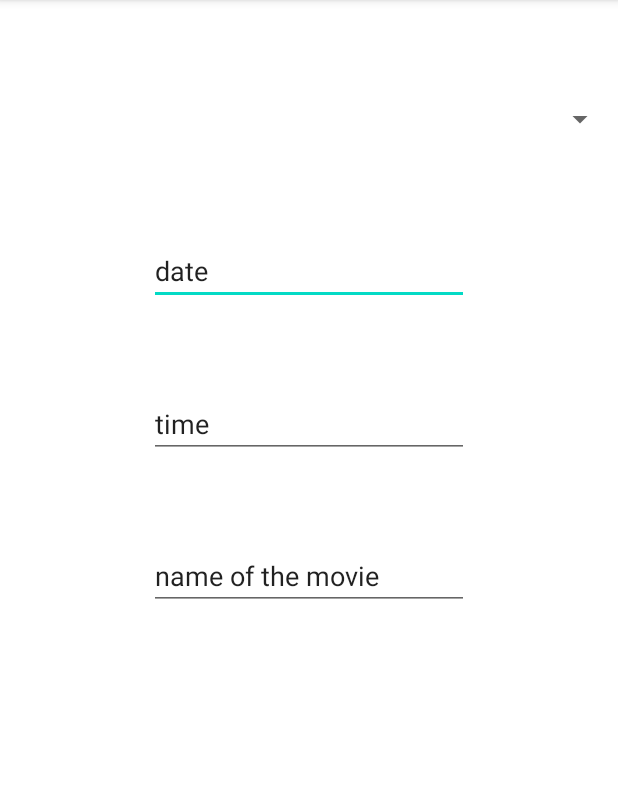
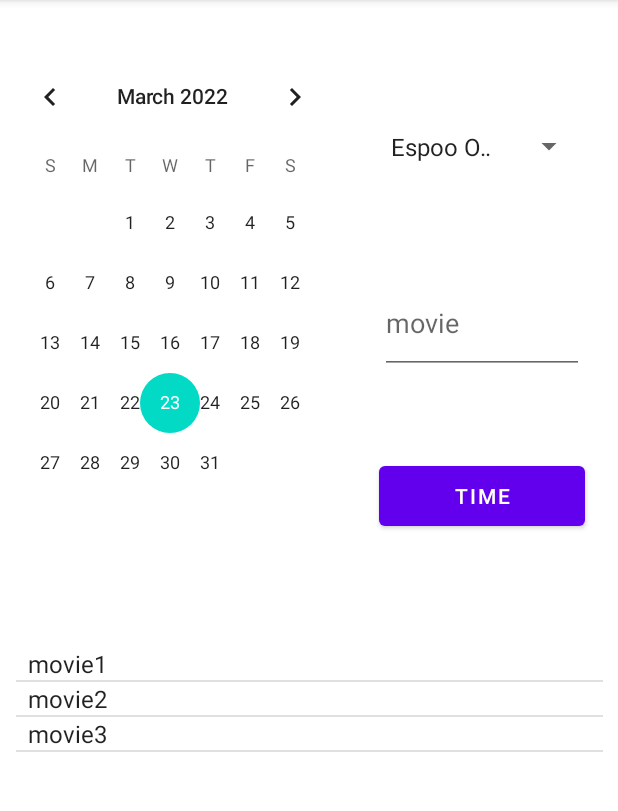
Before and after one commit to eevakoivu/android_vk9_2, an Android app: the screen it shows after launch (MainActivity), on a phone screen of 412 x 824 dp, the part 84-895 px from its top. Run offline under Robolectric (Android 15) with nearby library versions, the phone set to English and light mode, and no system bars.

Commit message:
Initial commit

```diff
--- a/app/src/main/java/com/example/vk9_2/MainActivity.java
+++ b/app/src/main/java/com/example/vk9_2/MainActivity.java
@@ -1,79 +1,148 @@
 package com.example.vk9_2;
 
+import androidx.annotation.NonNull;
 import androidx.appcompat.app.AppCompatActivity;
 
+import android.app.TimePickerDialog;
 import android.content.Context;
 import android.os.Bundle;
 import android.os.StrictMode;
+import android.text.Editable;
+import android.text.TextWatcher;
 import android.view.View;
 import android.widget.AdapterView;
 import android.widget.ArrayAdapter;
+import android.widget.Button;
+import android.widget.CalendarView;
+import android.widget.EditText;
+import android.widget.ListView;
 import android.widget.Spinner;
+import android.widget.TimePicker;
 
 import org.w3c.dom.Document;
 import org.xml.sax.SAXException;
 
 import java.io.IOException;
 import java.util.ArrayList;
+import java.util.Locale;
 
 import javax.xml.parsers.DocumentBuilder;
 import javax.xml.parsers.DocumentBuilderFactory;
 import javax.xml.parsers.ParserConfigurationException;
 
-public class MainActivity extends AppCompatActivity implements AdapterView.OnItemSelectedListener {
+public class MainActivity extends AppCompatActivity{
+    Spinner spinner = null;
+    Button timebutton = null;
+    CalendarView calendarView = null;
+    EditText editText = null;
+    ListView listView = null;
+    int hour, minute;
+    int year, month, day;
+    String[] theaterlist = {"Espoo Omena", "Espoo Sello", "Helsinki Itis", "Helsinki Kinopalatsi",
+            "Helsinki Maxim", "Helsinki Tennispalatsi", "Vantaa Flamingo", "Jyväskylä Fantasia", "Kuopio Scala",
+            "Lahti Kuvapalatsi", "Lappeenranta Strand", "Oulu Plaza", "Pori Promenadi", "Tampere Cine Atlas",
+            "Tampere Plevna", "Turku Kinopalatsi"};
+    String[] movies = {"movie1", "movie2", "movie3"};
 
-    Spinner theaters = null;
-    Context context = null;
+    ArrayAdapter<String> adapter2 = null;
 
     @Override
     protected void onCreate(Bundle savedInstanceState) {
         super.onCreate(savedInstanceState);
         setContentView(R.layout.activity_main);
-        context = MainActivity.this;
-        theaters = (Spinner) findViewById(R.id.theaters);
+        spinner = (Spinner) findViewById(R.id.spinner);
+        timebutton = (Button) findViewById(R.id.timebutton);
+        calendarView = (CalendarView) findViewById(R.id.calendarView);
+        editText = (EditText) findViewById(R.id.editText);
+        listView = (ListView) findViewById(R.id.listView);
 
-        StrictMode.ThreadPolicy policy = new StrictMode.ThreadPolicy.Builder().permitAll().build();
-        StrictMode.setThreadPolicy(policy);
+        spinner();
+        calendarView();
+        listView();
+        editText();
+        readXML();
 
-        readXML();
-        /*theaters.setOnItemSelectedListener(this);
 
-        ArrayAdapter adapter = new ArrayAdapter(this, android.R.layout.simple_spinner_item, theaterlist); //LISÄÄ TEATTERILISTA!
+    }
+
+    public void spinner(){
+        spinner.setOnItemSelectedListener(new AdapterView.OnItemSelectedListener() {
+            @Override
+            public void onItemSelected(AdapterView<?> adapterView, View view, int i, long l) {
+
+            }
+
+            @Override
+            public void onNothingSelected(AdapterView<?> adapterView) {
+
+            }
+        });
+
+        ArrayAdapter<String> adapter = new ArrayAdapter<String>(this, android.R.layout.simple_spinner_item, theaterlist);
 
         adapter.setDropDownViewResource(android.R.layout.simple_spinner_dropdown_item);
 
-        theaters.setAdapter(adapter); */
+        spinner.setAdapter(adapter);
+
 
     }
 
-    @Override
-    public void onItemSelected(AdapterView<?> adapterView, View view, int i, long l) {
-
+    //datepicker??
+    public void calendarView(){
+        calendarView.setOnDateChangeListener(new CalendarView.OnDateChangeListener() {
+            @Override
+            public void onSelectedDayChange(@NonNull CalendarView calendarView, int i, int i1, int i2) {
+                year=i;
+                month=i1+1;
+                day=i2;
+                //System.out.println(day+"."+month+"."+year);
+            }
+        });
     }
 
-    @Override
-    public void onNothingSelected(AdapterView<?> adapterView) {
+    public void timePicker(View v){
+        TimePickerDialog.OnTimeSetListener onTimeSetListener = new TimePickerDialog.OnTimeSetListener() {
+            @Override
+            public void onTimeSet(TimePicker timePicker, int i, int i1) {
+                hour = i;
+                minute = i1;
+                timebutton.setText(String.format(Locale.getDefault(), "%02d:%02d",hour,minute));
+            }
+        };
 
+        TimePickerDialog timePickerDialog = new TimePickerDialog(this, onTimeSetListener, hour, minute, true);
+        timePickerDialog.setTitle("Select Time");
+        timePickerDialog.show();
     }
 
-    public void readXML(){ //pitääkö olla mainclassissa?
-        try {
-            DocumentBuilder builder = DocumentBuilderFactory.newInstance().newDocumentBuilder();
-            String urlString = "https://www.finnkino.fi/xml/TheatreAreas/";
-            Document doc = builder.parse(urlString);
-            doc.getDocumentElement().normalize();
-            System.out.println("Root element: " + doc.getDocumentElement().getNodeName());
-
-        } catch(IOException e) {
-            e.printStackTrace();
-        } catch(SAXException e) {
-            e.printStackTrace();
-        } catch(ParserConfigurationException e) {
-            e.printStackTrace();
-        } finally{
-            System.out.println("Done");
-        }
+    //edittext
+    //nimi.setontextchangelastener(new NiMi.OntextchangeListener)
+    public void listView(){
+        adapter2 = new ArrayAdapter<String>(this, android.R.layout.simple_spinner_item, movies);
+        listView.setAdapter(adapter2);
+    }
 
 
+    public void editText(){
+        editText.addTextChangedListener(new TextWatcher() {
+            @Override
+            public void beforeTextChanged(CharSequence charSequence, int i, int i1, int i2) {
+
+            }
+
+            @Override
+            public void onTextChanged(CharSequence charSequence, int i, int i1, int i2) {
+
+            }
+
+            @Override
+            public void afterTextChanged(Editable editable) {
+                adapter2.getFilter().filter(editable);
+            }
+        });
+    }
+
+    public void readXML(){
+        //kutsutaan mainclass readXML ja saadaan lista elokuvateat.
     }
 }
--- a/app/src/main/java/com/example/vk9_2/Mainclass.java
+++ b/app/src/main/java/com/example/vk9_2/Mainclass.java
@@ -1,6 +1,9 @@
 package com.example.vk9_2;
 
 import org.w3c.dom.Document;
+import org.w3c.dom.Element;
+import org.w3c.dom.Node;
+import org.w3c.dom.NodeList;
 import org.xml.sax.SAXException;
 import java.io.IOException;
 import javax.xml.parsers.DocumentBuilder;
@@ -13,4 +16,39 @@ public class Mainclass {
     //pitää kirjaa kaikista elokuvateattereista
     //käyttöliittymään
 
+    //oliot teattereista (vrt. Bottle) Theaterinfo
+    //lue lista teattereista -> MainActivitiin
+
+    public void readXML() {
+        try {
+            DocumentBuilder builder = DocumentBuilderFactory.newInstance().newDocumentBuilder();
+            String urlString = "https://www.finnkino.fi/xml/TheatreAreas/";
+            Document doc = builder.parse(urlString);
+            doc.getDocumentElement().normalize();
+            System.out.println("Root element: " + doc.getDocumentElement().getNodeName());
+
+            NodeList nList = doc.getDocumentElement().getElementsByTagName("TheatreArea");
+
+            for(int i=0; i<nList.getLength(); i++){
+                Node node = nList.item(i); //yhden teatterin tiedot
+
+                if(node.getNodeType() == Node.ELEMENT_NODE){
+                    Element element = (Element) node;
+
+                    element.getElementsByTagName("ID").item(0).getTextContent();
+                    element.getElementsByTagName("Name").item(0).getTextContent();
+                }
+
+            }
+
+        } catch (IOException e) {
+            e.printStackTrace();
+        } catch (SAXException e) {
+            e.printStackTrace();
+        } catch (ParserConfigurationException e) {
+            e.printStackTrace();
+        } finally {
+            System.out.println("Done");
+        }
+    }
 }
--- a/app/src/main/res/layout/activity_main.xml
+++ b/app/src/main/res/layout/activity_main.xml
@@ -6,58 +6,57 @@
     android:layout_height="match_parent"
     tools:context=".MainActivity">
 
-    <EditText
-        android:id="@+id/date"
-        android:layout_width="wrap_content"
-        android:layout_height="wrap_content"
-        android:ems="10"
-        android:inputType="textPersonName"
-        android:text="date"
-        app:layout_constraintBottom_toTopOf="@+id/moviename"
+    <Spinner
+    android:id="@+id/spinner"
+    android:layout_width="137dp"
+    android:layout_height="66dp"
+    app:layout_constraintBottom_toTopOf="@+id/editText"
+    app:layout_constraintEnd_toEndOf="parent"
+    app:layout_constraintStart_toEndOf="@+id/calendarView"
+    app:layout_constraintTop_toTopOf="parent"
+    app:layout_constraintVertical_bias="0.555" />
+
+    <CalendarView
+    android:id="@+id/calendarView"
+    android:layout_width="230dp"
+    android:layout_height="290dp"
+    android:layout_marginBottom="80dp"
+    app:layout_constraintBottom_toTopOf="@+id/listView"
+    app:layout_constraintStart_toStartOf="parent"
+    app:layout_constraintTop_toTopOf="parent" />
+
+    <Button
+    android:id="@+id/timebutton"
+    android:layout_width="137dp"
+    android:layout_height="52dp"
+    android:layout_marginBottom="20dp"
+    android:onClick="timePicker"
+    android:text="time"
+    app:layout_constraintBottom_toTopOf="@+id/listView"
+    app:layout_constraintEnd_toEndOf="parent"
+    app:layout_constraintStart_toEndOf="@+id/calendarView"
+    app:layout_constraintTop_toBottomOf="@+id/editText" />
+
+    <ListView
+    android:id="@+id/listView"
+    android:layout_width="391dp"
+    android:layout_height="81dp"
+    android:layout_marginTop="175dp"
+    app:layout_constraintBottom_toBottomOf="parent"
     app:layout_constraintEnd_toEndOf="parent"
     app:layout_constraintStart_toStartOf="parent"
     app:layout_constraintTop_toTopOf="parent" />
 
     <EditText
-        android:id="@+id/time"
-        android:layout_width="wrap_content"
-        android:layout_height="wrap_content"
+    android:id="@+id/editText"
+    android:layout_width="136dp"
+    android:layout_height="67dp"
     android:ems="10"
+    android:hint="movie"
     android:inputType="textPersonName"
-        android:text="time"
-        app:layout_constraintBottom_toTopOf="@+id/moviename"
+    app:layout_constraintBottom_toTopOf="@+id/listView"
     app:layout_constraintEnd_toEndOf="parent"
-        app:layout_constraintStart_toStartOf="parent"
-        app:layout_constraintTop_toBottomOf="@+id/date" />
-
-    <EditText
-        android:id="@+id/moviename"
-        android:layout_width="wrap_content"
-        android:layout_height="wrap_content"
-        android:ems="10"
-        android:inputType="textPersonName"
-        android:text="name of the movie"
-        app:layout_constraintBottom_toBottomOf="parent"
-        app:layout_constraintEnd_toEndOf="parent"
-        app:layout_constraintStart_toStartOf="parent"
+    app:layout_constraintStart_toEndOf="@+id/calendarView"
     app:layout_constraintTop_toTopOf="parent" />
 
-    <Spinner
-        android:id="@+id/theaters"
-        android:layout_width="409dp"
-        android:layout_height="wrap_content"
-        app:layout_constraintBottom_toTopOf="@+id/date"
-        app:layout_constraintEnd_toEndOf="parent"
-        app:layout_constraintStart_toStartOf="parent"
-        app:layout_constraintTop_toTopOf="parent" />
-
-    <androidx.recyclerview.widget.RecyclerView
-        android:id="@+id/movies"
-        android:layout_width="409dp"
-        android:layout_height="205dp"
-        app:layout_constraintBottom_toBottomOf="parent"
-        app:layout_constraintEnd_toEndOf="parent"
-        app:layout_constraintStart_toStartOf="parent"
-        app:layout_constraintTop_toBottomOf="@+id/moviename" />
-
     </androidx.constraintlayout.widget.ConstraintLayout>
```
Lines whose indentation alone changed are shown as unchanged.
